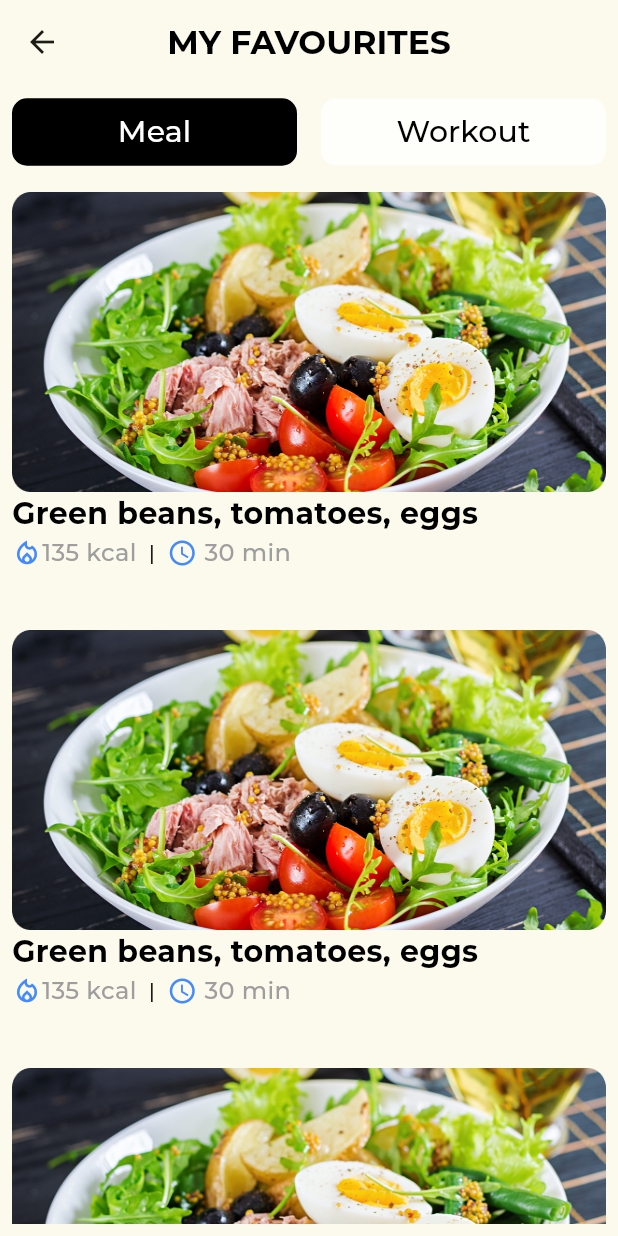
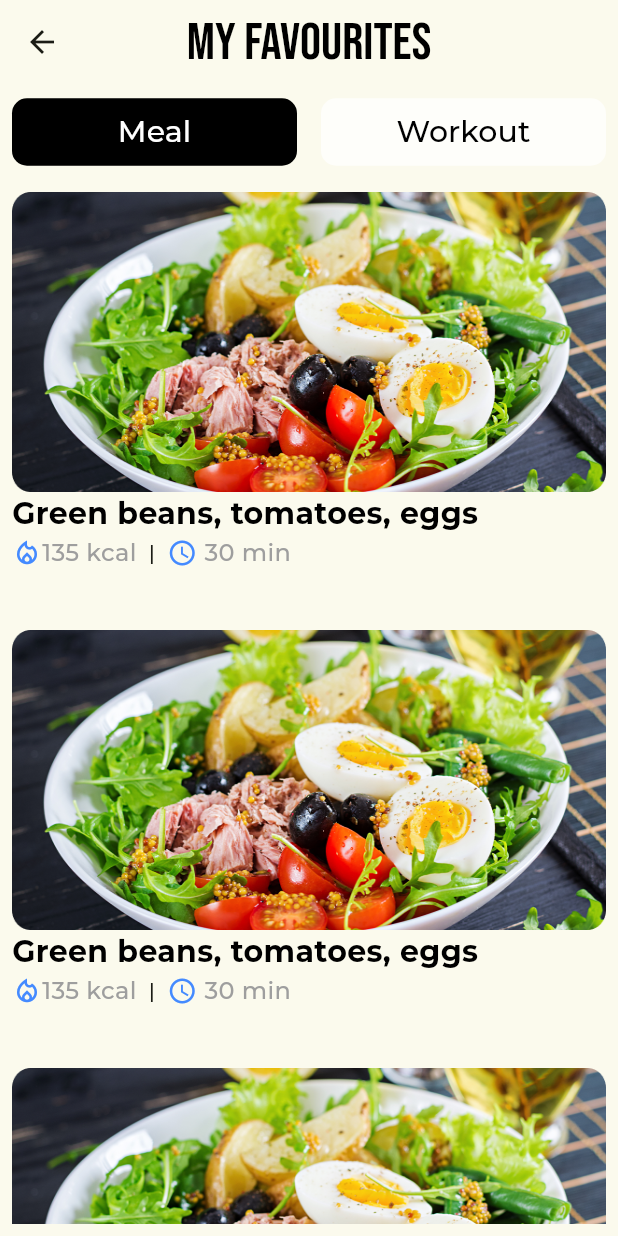
Before and after one commit to ahmedmagdy99101/fitness_app, a Flutter app: the MyFavouritesScreen screen opened directly, on a phone screen of 412 x 824 dp. Run offline on Flutter 3.47's test engine with Material 3 defaults, Android fonts, the phone set to English and light mode, and no system bars; our stand-ins replace custom_navigation_bar, flutter_bloc; project files that could hold a hidden picture were left out.

Commit message:
TrainingScreen

```diff
--- a/lib/screens/myFavorites_screen/myFavorites_screen.dart
+++ b/lib/screens/myFavorites_screen/myFavorites_screen.dart
@@ -18,14 +18,18 @@ class _MyFavouritesScreenState extends State<MyFavouritesScreen> {
 
   @override
   Widget build(BuildContext context) {
-    return Scaffold(
+    return BlocProvider(
+      create: (BuildContext context) => MyFavouritesCubit(),
+      child: Scaffold(
         appBar: AppBar(
           title: Text(
             'MY FAVOURITES',
             style: TextStyle(
               color: Colors.black,
-            fontSize: 22,
-            fontWeight: FontWeight.bold,
+              fontSize: 35,
+              fontWeight: FontWeight.w400,
+              fontFamily: 'Bebas',
+
             ),
           ),
           centerTitle: true,
@@ -97,6 +101,7 @@ class _MyFavouritesScreenState extends State<MyFavouritesScreen> {
             ),
           ],
         ),
+      ),
     );
   }
 }
```
Also changed, not shown: lib/main.dart (+3 -9 lines). Lines whose indentation alone changed are shown as unchanged.
